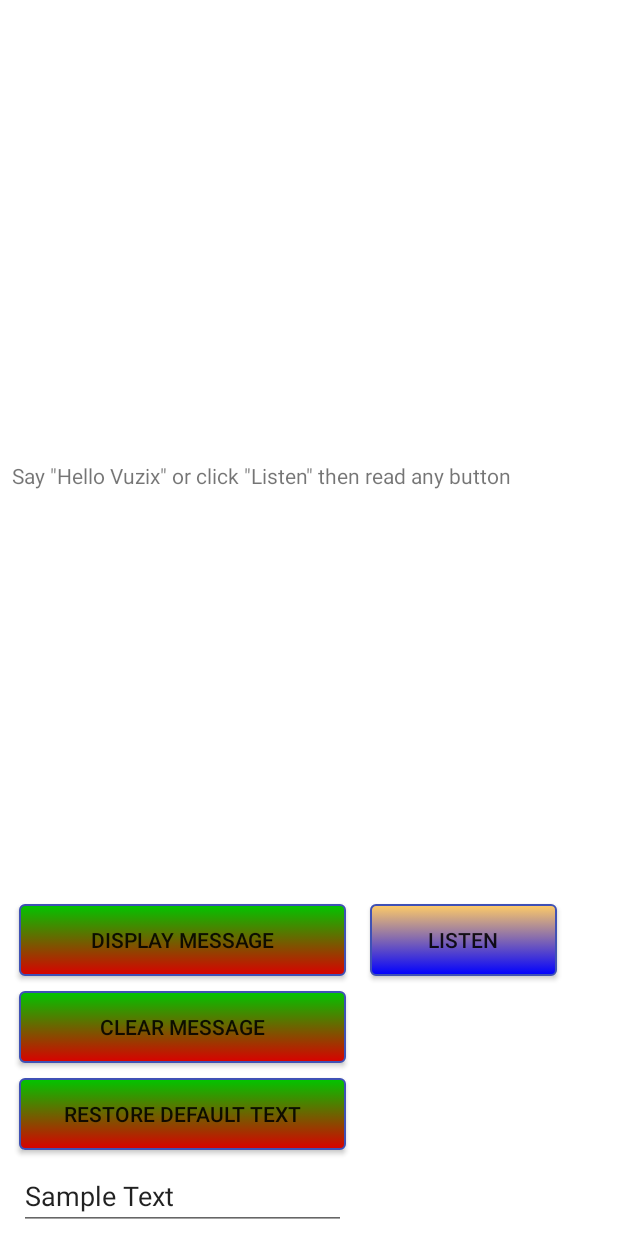
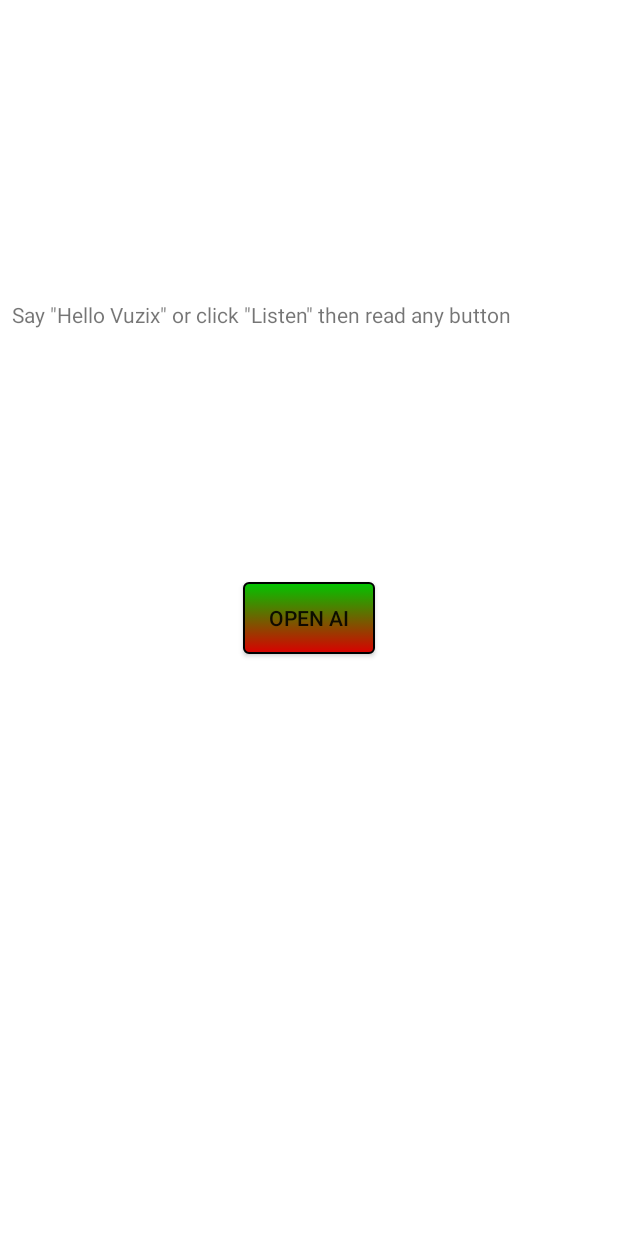
Before and after one commit to kamith/AR_Insight_Lens, an Android app: the screen it shows after launch (MainActivity), on a phone screen of 412 x 824 dp. Run offline under Robolectric (Android 15) with nearby library versions, the phone set to English and light mode, and no system bars; libraries missing offline, so code that uses them is left out: com.google.api.client, com.google.api.services, com.vuzix.sdk; 56 statements that could not run were skipped.

Commit message:
Updated to do OpenAI requests and updated layouts

```diff
--- a/app/src/main/AndroidManifest.xml
+++ b/app/src/main/AndroidManifest.xml
@@ -1,6 +1,7 @@
 <?xml version="1.0" encoding="utf-8"?>
 <manifest xmlns:android="http://schemas.android.com/apk/res/android"
     xmlns:tools="http://schemas.android.com/tools">
+    <uses-permission android:name="android.permission.INTERNET"/>
 
     <application
         android:allowBackup="true"
--- a/app/src/main/res/drawable/custom_button.xml
+++ b/app/src/main/res/drawable/custom_button.xml
@@ -10,7 +10,7 @@
                 android:angle="90" />
             <stroke
                 android:width="1dp"
-                android:color="@color/colorPrimary" />
+                android:color="@color/black" />
             <corners
                 android:radius="3dp" />
             <padding
@@ -24,12 +24,12 @@
     <item android:state_focused="true" >
         <shape>
             <gradient
-                android:endColor="@color/orange1"
-                android:startColor="@color/blue2"
+                android:startColor="?attr/endColor"
+                android:endColor="?attr/startColor"
                 android:angle="90" />
             <stroke
                 android:width="1dp"
-                android:color="@color/colorPrimary" />
+                android:color="@color/white" />
             <corners
                 android:radius="3dp" />
             <padding
@@ -43,12 +43,12 @@
     <item android:state_enabled="true">
         <shape>
             <gradient
+                android:startColor="?attr/startColor"
                 android:endColor="?attr/endColor"
-                android:startColor="?attr/startColor"
                 android:angle="90" />
             <stroke
                 android:width="1dp"
-                android:color="@color/colorPrimary" />
+                android:color="@color/black" />
             <corners
                 android:radius="3dp" />
             <padding
--- a/app/src/main/res/layout/activity_main.xml
+++ b/app/src/main/res/layout/activity_main.xml
@@ -17,100 +17,21 @@
         android:focusable="false"
         android:focusableInTouchMode="false"
         android:text="@string/overview"
-        app:layout_constraintBottom_toTopOf="@+id/btn_popup"
+        app:layout_constraintBottom_toTopOf="@+id/btn_openai_api"
         app:layout_constraintEnd_toEndOf="parent"
         app:layout_constraintStart_toStartOf="parent"
         app:layout_constraintTop_toTopOf="@+id/guideline4" />
 
     <Button
-        android:id="@+id/btn_listen"
-        android:layout_width="0dp"
+        android:id="@+id/btn_openai_api"
+        android:layout_width="wrap_content"
         android:layout_height="wrap_content"
-        android:layout_marginStart="8dp"
-        android:layout_marginEnd="8dp"
         android:background="@drawable/custom_button"
-        android:focusable="true"
-        android:focusableInTouchMode="true"
-        android:nextFocusLeft="@+id/btn_popup"
-        android:nextFocusRight="@+id/btn_listen"
-        android:text="@string/btn_text_listen"
-        app:layout_constraintEnd_toStartOf="@+id/guideline3"
-        app:layout_constraintStart_toStartOf="@+id/guideline"
-        app:layout_constraintTop_toTopOf="@+id/btn_popup" />
-
-    <Button
-        android:id="@+id/btn_popup"
-        android:layout_width="0dp"
-        android:layout_height="wrap_content"
-        android:layout_marginEnd="8dp"
-        android:layout_marginBottom="10dp"
-        android:background="@drawable/custom_button"
-        android:focusable="true"
-        android:focusableInTouchMode="true"
-        android:nextFocusLeft="@+id/btn_clear"
-        android:nextFocusRight="@+id/btn_listen"
-        android:text="@string/btn_text_pop_up"
-        app:layout_constraintBottom_toTopOf="@+id/btn_clear"
-        app:layout_constraintEnd_toStartOf="@+id/guideline"
-        app:layout_constraintHorizontal_bias="1.0"
-        app:layout_constraintStart_toStartOf="@+id/guideline2"
-        tools:layout_constraintBottom_creator="1"
-        tools:layout_constraintStart_creator="1" />
-
-    <Button
-        android:id="@+id/btn_clear"
-        android:layout_width="0dp"
-        android:layout_height="wrap_content"
-        android:layout_marginBottom="10dp"
-        android:background="@drawable/custom_button"
-        android:focusable="true"
-        android:focusableInTouchMode="true"
-        android:nextFocusLeft="@+id/btn_restore"
-        android:nextFocusRight="@+id/btn_popup"
-        android:text="@string/btn_text_clear"
-        app:layout_constraintBottom_toTopOf="@+id/btn_restore"
-        app:layout_constraintStart_toStartOf="@+id/btn_popup"
-        app:layout_constraintEnd_toEndOf="@+id/btn_popup"
-        tools:layout_constraintBottom_creator="1"
-        tools:layout_constraintStart_creator="1"
-        tools:layout_constraintEnd_creator="1" />
-
-    <Button
-        android:id="@+id/btn_restore"
-        android:layout_width="0dp"
-        android:layout_height="wrap_content"
-        android:layout_marginBottom="10dp"
-        android:background="@drawable/custom_button"
-        android:focusable="true"
-        android:focusableInTouchMode="true"
-        android:nextFocusLeft="@+id/edit_textBox"
-        android:nextFocusRight="@+id/btn_clear"
-        android:text="@string/btn_text_restore"
-        app:layout_constraintBottom_toTopOf="@+id/edit_textBox"
-        app:layout_constraintStart_toStartOf="@+id/btn_clear"
-        app:layout_constraintEnd_toEndOf="@+id/btn_clear"
-        tools:layout_constraintBottom_creator="1"
-        tools:layout_constraintStart_creator="1"
-        tools:layout_constraintEnd_creator="1" />
-
-    <EditText
-        android:id="@+id/edit_textBox"
-        android:layout_width="0dp"
-        android:layout_height="43dp"
-        android:layout_marginBottom="4dp"
-        android:clickable="false"
-        android:ems="10"
-        android:focusable="true"
-        android:focusableInTouchMode="true"
-        android:hint="@string/entry_hint"
-        android:inputType="textPersonName"
-        android:text="@string/default_text"
+        android:text="Open AI"
+        app:layout_constraintTop_toTopOf="parent"
         app:layout_constraintBottom_toBottomOf="parent"
-        app:layout_constraintStart_toStartOf="@+id/btn_restore"
-        app:layout_constraintEnd_toEndOf="@+id/btn_restore"
-        tools:layout_constraintBottom_creator="1"
-        tools:layout_constraintStart_creator="1"
-        tools:layout_constraintEnd_creator="1" />
+        app:layout_constraintStart_toStartOf="parent"
+        app:layout_constraintEnd_toEndOf="parent" />
 
     <androidx.constraintlayout.widget.Guideline
         android:id="@+id/guideline"
--- a/app/src/main/res/values/colors.xml
+++ b/app/src/main/res/values/colors.xml
@@ -21,8 +21,8 @@
     <color name="yellow2">#FFFF00</color>
     <color name="workingProtanopiaColor">#FFFF00</color>
     <color name="workingDeuteranopiaColor2">#FFFF00</color>
-    <color name="orange1">#ffcc66</color>
-    <color name="orange2">#ff8800</color>
+    <color name="orange1">#FFAC30</color>
+    <color name="orange2">#FF5722</color>
     <color name="blue1">#6699ff</color>
     <color name="blue2">#0000ff</color>
     // attributes
```
Also changed, not shown: app/build.gradle (+35 -2 lines), app/src/main/java/com/example/ar_insight_lens/MainActivity.java (+127 -77 lines), app/src/main/res/layout/set_theme.xml (+9 -9 lines), 1 other file.
